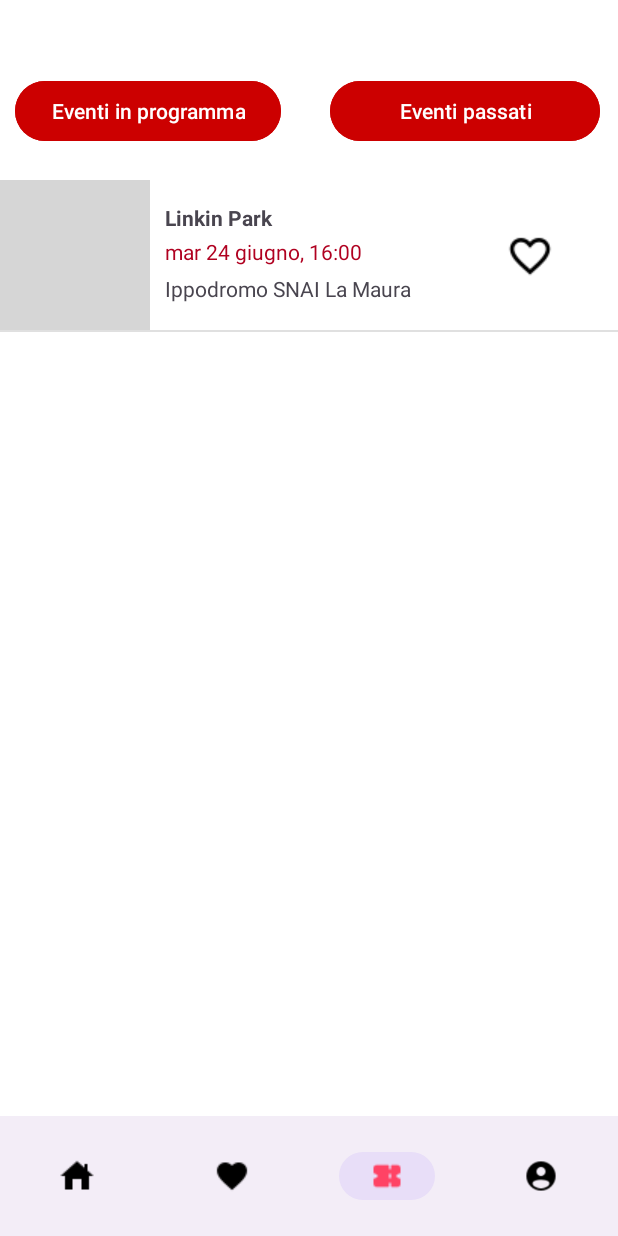
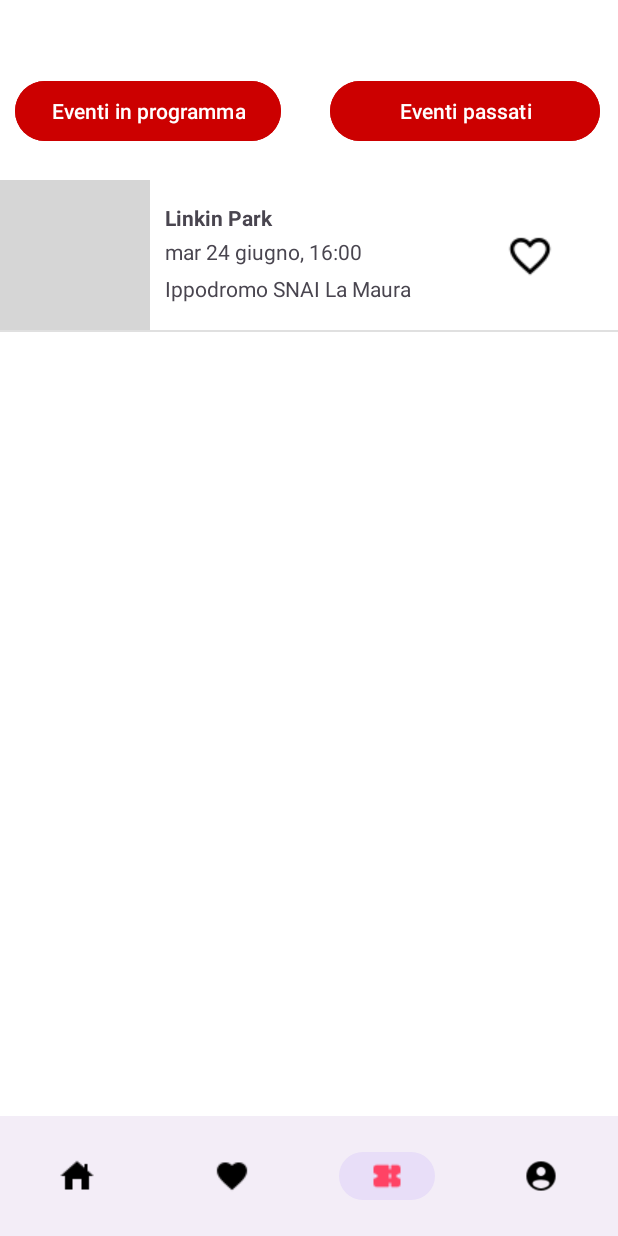
Before and after one commit to sanzaaaaaa/EventFinder, an Android app: the screen it shows after launch (MainActivity), item 3 of the bottom bar chosen, on a phone screen of 412 x 824 dp. Run offline under Robolectric (Android 15) with nearby library versions, the phone set to English and light mode, and no system bars; pictures from the network do not load; grey boxes are pictures that could not be loaded.

Commit message:
tolto colore rosso

```diff
--- a/EventFinder/app/src/main/res/layout/lista_eventi.xml
+++ b/EventFinder/app/src/main/res/layout/lista_eventi.xml
@@ -32,8 +32,7 @@
             android:layout_marginLeft="10dp"
             android:layout_below="@+id/eventiTitolo"
             android:layout_marginTop="3dp"
-            android:text="giorno , ora"
-            android:textColor="@color/design_default_color_error" />
+            android:text="giorno , ora" />
 
         <TextView
             android:id="@+id/eventiLuogo"
```
